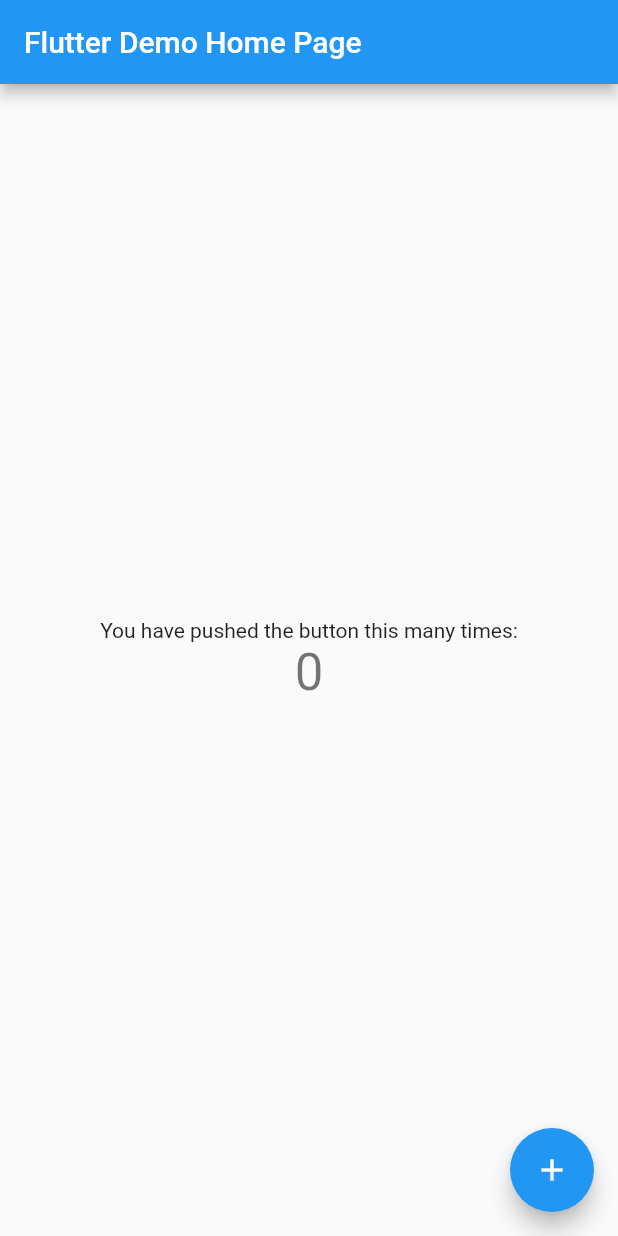
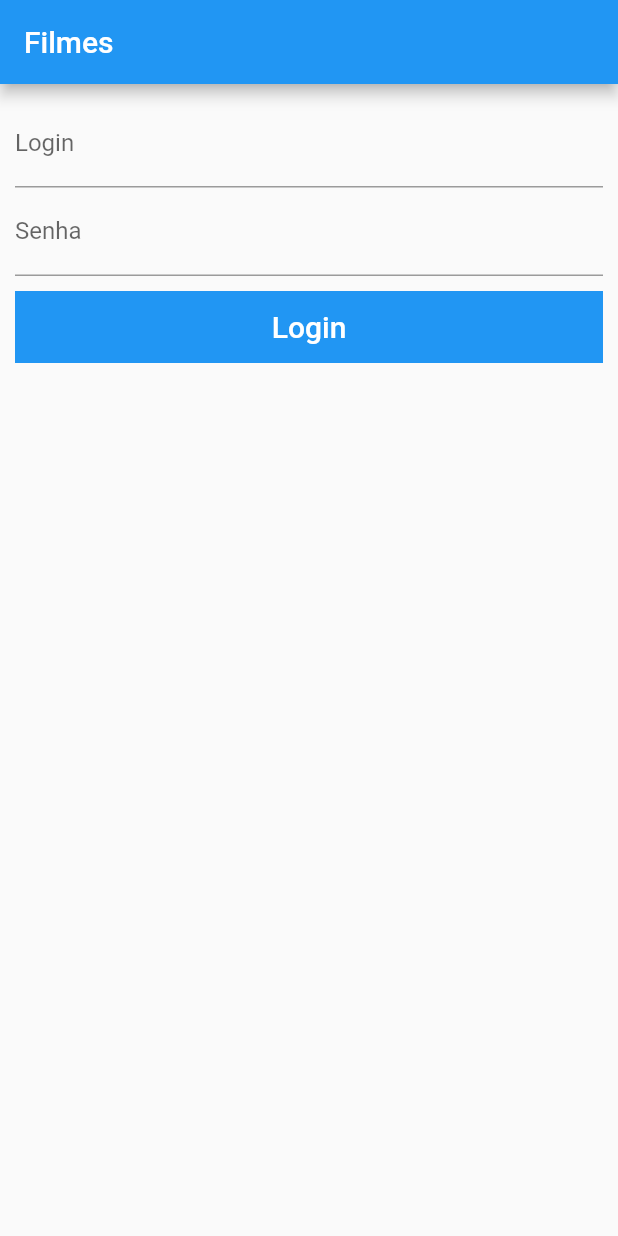
Before and after one commit to JessePontes/app_flutter_filmes, a Flutter app: the screen it shows after launch, on a phone screen of 412 x 824 dp. Run offline on Flutter 3.47's test engine with Material 2 defaults, Android fonts, the phone set to English and light mode, and no system bars.

Commit message:
Feature: Implementação Login sem conexão com Web Service

```diff
--- a/lib/main.dart
+++ b/lib/main.dart
@@ -1,113 +1,18 @@
+import 'package:app_flutter_filmes/pages/login_page.dart';
 import 'package:flutter/material.dart';
 
-void main() {
-  runApp(MyApp());
-}
+void main() => runApp(MyApp());
 
 class MyApp extends StatelessWidget {
-  // This widget is the root of your application.
   @override
   Widget build(BuildContext context) {
     return MaterialApp(
-      title: 'Flutter Demo',
+      debugShowCheckedModeBanner: false,
       theme: ThemeData(
-        // This is the theme of your application.
-        //
-        // Try running your application with "flutter run". You'll see the
-        // application has a blue toolbar. Then, without quitting the app, try
-        // changing the primarySwatch below to Colors.green and then invoke
-        // "hot reload" (press "r" in the console where you ran "flutter run",
-        // or simply save your changes to "hot reload" in a Flutter IDE).
-        // Notice that the counter didn't reset back to zero; the application
-        // is not restarted.
         primarySwatch: Colors.blue,
+        brightness: Brightness.light,
       ),
-      home: MyHomePage(title: 'Flutter Demo Home Page'),
+      home: LoginPage(),
     );
   }
 }
-
-class MyHomePage extends StatefulWidget {
-  MyHomePage({Key key, this.title}) : super(key: key);
-
-  // This widget is the home page of your application. It is stateful, meaning
-  // that it has a State object (defined below) that contains fields that affect
-  // how it looks.
-
-  // This class is the configuration for the state. It holds the values (in this
-  // case the title) provided by the parent (in this case the App widget) and
-  // used by the build method of the State. Fields in a Widget subclass are
-  // always marked "final".
-
-  final String title;
-
-  @override
-  _MyHomePageState createState() => _MyHomePageState();
-}
-
-class _MyHomePageState extends State<MyHomePage> {
-  int _counter = 0;
-
-  void _incrementCounter() {
-    setState(() {
-      // This call to setState tells the Flutter framework that something has
-      // changed in this State, which causes it to rerun the build method below
-      // so that the display can reflect the updated values. If we changed
-      // _counter without calling setState(), then the build method would not be
-      // called again, and so nothing would appear to happen.
-      _counter++;
-    });
-  }
-
-  @override
-  Widget build(BuildContext context) {
-    // This method is rerun every time setState is called, for instance as done
-    // by the _incrementCounter method above.
-    //
-    // The Flutter framework has been optimized to make rerunning build methods
-    // fast, so that you can just rebuild anything that needs updating rather
-    // than having to individually change instances of widgets.
-    return Scaffold(
-      appBar: AppBar(
-        // Here we take the value from the MyHomePage object that was created by
-        // the App.build method, and use it to set our appbar title.
-        title: Text(widget.title),
-      ),
-      body: Center(
-        // Center is a layout widget. It takes a single child and positions it
-        // in the middle of the parent.
-        child: Column(
-          // Column is also a layout widget. It takes a list of children and
-          // arranges them vertically. By default, it sizes itself to fit its
-          // children horizontally, and tries to be as tall as its parent.
-          //
-          // Invoke "debug painting" (press "p" in the console, choose the
-          // "Toggle Debug Paint" action from the Flutter Inspector in Android
-          // Studio, or the "Toggle Debug Paint" command in Visual Studio Code)
-          // to see the wireframe for each widget.
-          //
-          // Column has various properties to control how it sizes itself and
-          // how it positions its children. Here we use mainAxisAlignment to
-          // center the children vertically; the main axis here is the vertical
-          // axis because Columns are vertical (the cross axis would be
-          // horizontal).
-          mainAxisAlignment: MainAxisAlignment.center,
-          children: <Widget>[
-            Text(
-              'You have pushed the button this many times:',
-            ),
-            Text(
-              '$_counter',
-              style: Theme.of(context).textTheme.headline4,
-            ),
-          ],
-        ),
-      ),
-      floatingActionButton: FloatingActionButton(
-        onPressed: _incrementCounter,
-        tooltip: 'Increment',
-        child: Icon(Icons.add),
-      ), // This trailing comma makes auto-formatting nicer for build methods.
-    );
-  }
-}
--- /dev/null
+++ b/lib/pages/login_page.dart
@@ -0,0 +1,96 @@
+import 'package:flutter/material.dart';
+
+class LoginPage extends StatelessWidget {
+  final controllerLogin = TextEditingController();
+  final controllerPassword = TextEditingController();
+
+  final formKey = GlobalKey<FormState>();
+
+  @override
+  Widget build(BuildContext context) {
+    return Scaffold(
+      appBar: AppBar(
+        title: Text("Filmes"),
+      ),
+      body: _body(),
+    );
+  }
+
+  _body() {
+    return Form(
+      key: formKey,
+      child: Container(
+        padding: EdgeInsets.all(10),
+        child: ListView(
+          children: <Widget>[
+            _textFormFieldGeneric("Login", "Digite seu login",
+                controllerParameter: controllerLogin,
+                validatorParametre: validateLoginFormat),
+            _textFormFieldGeneric("Senha", "Digite sua senha",
+                password: true, controllerParameter: controllerPassword, validatorParametre: validatePasswordFormat),
+            SizedBox(height: 10),
+            Container(
+              color: Colors.blue,
+              child: _buttonGeneric("Login", onClickLogin),
+            )
+          ],
+        ),
+      ),
+    );
+  }
+
+  TextButton _buttonGeneric(String label, Function onPressedParameter) {
+    return TextButton(
+      child: Text(
+        label,
+        style: TextStyle(color: Colors.white, fontSize: 20),
+      ),
+      onPressed: onPressedParameter,
+    );
+  }
+
+  TextFormField _textFormFieldGeneric(
+    String label,
+    String hint, {
+    bool password = false,
+    TextEditingController controllerParameter,
+    FormFieldValidator<String> validatorParametre,
+  }) {
+    return TextFormField(
+      validator: validatorParametre,
+      controller: controllerParameter,
+      decoration: InputDecoration(
+        labelText: label,
+        hintText: hint,
+      ),
+      obscureText: password,
+    );
+  }
+
+  void onClickLogin() {
+    String login = controllerLogin.text;
+    String password = controllerPassword.text;
+
+    bool formCorrect = formKey.currentState.validate();
+    if (!formCorrect) {
+      return;
+    }
+  }
+
+  String validateLoginFormat(String text) {
+    if (text.isEmpty) {
+      return "Digite o login";
+    }
+    return null;
+  }
+}
+
+String validatePasswordFormat(String text) {
+  if (text.isEmpty) {
+    return "Digite o login";
+  }
+  if (text.length < 6) {
+    return "A senha deve conter mais de 6 caracteres";
+  }
+  return null;
+}
```
